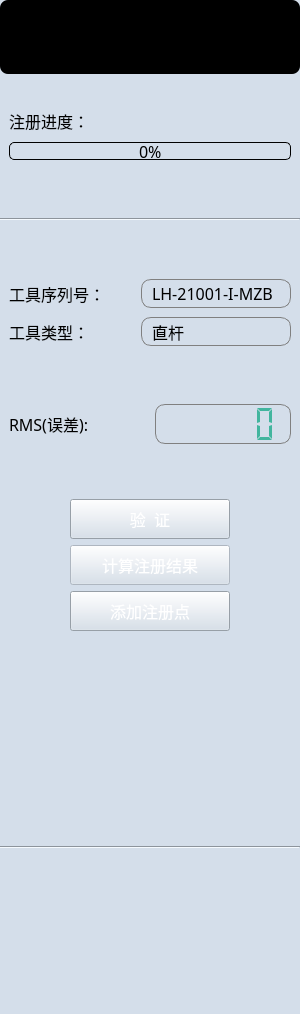
Above: Plugins/org.mitk.lancet.roboticsregistrations/src/internal/QRoboticsRegistrationsControls.ui from zhaomengxiao/LancetMITK-Adition before the change. Below: the same form after it.
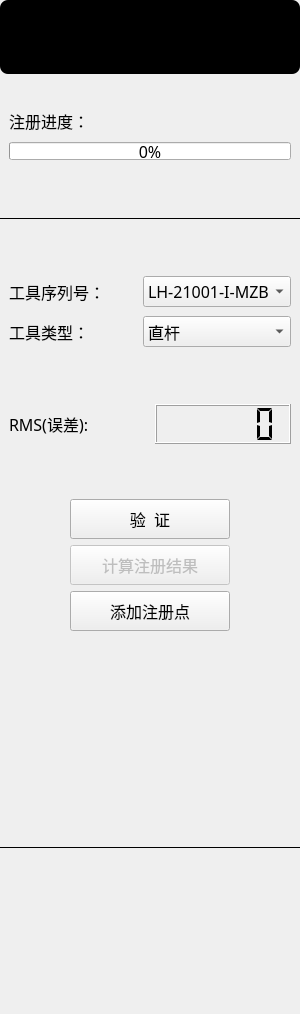
That is the form after the change. Icons and pictures are not drawn.

```diff
--- a/Plugins/org.mitk.lancet.roboticsregistrations/src/internal/QRoboticsRegistrationsControls.ui
+++ b/Plugins/org.mitk.lancet.roboticsregistrations/src/internal/QRoboticsRegistrationsControls.ui
@@ -32,7 +32,7 @@
    <string>硬件准备</string>
   </property>
   <property name="styleSheet">
-   <string notr="true">background:#d4deea;</string>
+   <string notr="true"/>
   </property>
   <property name="currentIndex" stdset="0">
    <number>0</number>
@@ -145,29 +145,7 @@
          </font>
         </property>
         <property name="styleSheet">
-         <string notr="true">QProgressBar {
-	/* 外边框 */
-	border:1px solid black;
-	
-	/* 倒角 */
-	border-radius:5px;
-	
-	background-image: url(:/org.mitk.lancet.roboticsregistrations/image/scrool.png);
-	/* 字体对齐方式 */
-	text-align:center;
-}
-
-/* 进度条 */
-QProgressBar::chunk {
-	/* 颜色 */
-	background-color:rgb(0, 183, 138);
-	
-	/* 步进距离 */
-	width:5px;
-	
-	/* 进度条中间空白区域宽度 */
-	margin:1px;
-}</string>
+         <string notr="true"/>
         </property>
         <property name="value">
          <number>0</number>
@@ -198,8 +176,10 @@
        </size>
       </property>
       <property name="styleSheet">
-       <string notr="true">border-image: url(:/org.mitk.lancet.roboticsregistrations/image/fenge.png);
-</string>
+       <string notr="true"/>
+      </property>
+      <property name="frameShadow">
+       <enum>QFrame::Plain</enum>
       </property>
       <property name="orientation">
        <enum>Qt::Horizontal</enum>
@@ -271,20 +251,7 @@
          </font>
         </property>
         <property name="styleSheet">
-         <string notr="true">QComboBox {
-    border: 1px solid gray;
-    border-radius: 10px;
-    padding: 1px 2px 1px 10px; 
-}
-QComboBox::drop-down {
-    subcontrol-origin: padding;
-    subcontrol-position: top right; 
-    border-left-width: 1px;
-    border-left-color: darkgray;
-}
-QComboBox::down-arrow {    
-	image: url(:/org.mitk.lancet.roboticsregistrations/login/down1.png);
-}</string>
+         <string notr="true"/>
         </property>
         <item>
          <property name="text">
@@ -322,20 +289,7 @@
          </font>
         </property>
         <property name="styleSheet">
-         <string notr="true">QComboBox {
-    border: 1px solid gray;
-    border-radius: 10px;
-    padding: 1px 2px 1px 10px; 
-}
-QComboBox::drop-down {
-    subcontrol-origin: padding;
-    subcontrol-position: top right; 
-    border-left-width: 1px;
-    border-left-color: darkgray;
-}
-QComboBox::down-arrow {    
-	image: url(:/org.mitk.lancet.roboticsregistrations/login/down1.png);
-}</string>
+         <string notr="true"/>
         </property>
         <item>
          <property name="text">
@@ -399,10 +353,7 @@
          <enum>Qt::LeftToRight</enum>
         </property>
         <property name="styleSheet">
-         <string notr="true">color: rgb(66, 181, 158);
-border: 1px solid gray;
-border-radius: 10px;
-border-image: url(:/org.mitk.lancet.roboticsregistrations/image/value.png);</string>
+         <string notr="true"/>
         </property>
         <property name="smallDecimalPoint">
          <bool>true</bool>
@@ -476,25 +427,7 @@
          </font>
         </property>
         <property name="styleSheet">
-         <string notr="true">QPushButton{
-	border-image: url(:/org.mitk.lancet.roboticsregistrations/image/default.png);
-	color:white;
-}
-QPushButton::hover
-{
-	border-image: url(:/org.mitk.lancet.roboticsregistrations/image/on.png);
-	color:balck;
-}
-QPushButton::disabled
-{
-	border-image: url(:/org.mitk.lancet.roboticsregistrations/image/disabled.png);
-	
-	color: rgb(153, 153, 153);
-}
-QPushButton::pressed { 
-	padding-left:6px;
-	padding-top:6px;
-}</string>
+         <string notr="true"/>
         </property>
         <property name="text">
          <string>验  证</string>
@@ -552,24 +485,7 @@
          </font>
         </property>
         <property name="styleSheet">
-         <string notr="true">QPushButton{
-	border-image: url(:/org.mitk.lancet.roboticsregistrations/image/default.png);
-	color:white;
-}
-QPushButton::hover
-{
-	border-image: url(:/org.mitk.lancet.roboticsregistrations/image/on.png);
-	color:balck;
-}
-QPushButton::disabled
-{
-	border-image: url(:/org.mitk.lancet.roboticsregistrations/image/disabled.png);	
-	color: rgb(153, 153, 153);
-}
-QPushButton::pressed { 
-	padding-left:6px;
-	padding-top:6px;
-}</string>
+         <string notr="true"/>
         </property>
         <property name="text">
          <string>计算注册结果</string>
@@ -624,24 +540,7 @@
          </font>
         </property>
         <property name="styleSheet">
-         <string notr="true">QPushButton{
-	border-image: url(:/org.mitk.lancet.roboticsregistrations/image/default.png);
-	color:white;
-}
-QPushButton::hover
-{
-	border-image: url(:/org.mitk.lancet.roboticsregistrations/image/on.png);
-	color:balck;
-}
-QPushButton::disabled
-{
-	border-image: url(:/org.mitk.lancet.roboticsregistrations/image/disabled.png);	
-	color: rgb(153, 153, 153);
-}
-QPushButton::pressed { 
-	padding-left:6px;
-	padding-top:6px;
-}</string>
+         <string notr="true"/>
         </property>
         <property name="text">
          <string>添加注册点</string>
@@ -685,8 +584,10 @@
        </size>
       </property>
       <property name="styleSheet">
-       <string notr="true">border-image: url(:/org.mitk.lancet.roboticsregistrations/image/fenge.png);
-</string>
+       <string notr="true"/>
+      </property>
+      <property name="frameShadow">
+       <enum>QFrame::Plain</enum>
       </property>
       <property name="orientation">
        <enum>Qt::Horizontal</enum>
```
Left out of the diff: 4 changed lines with no effect on the pictures.
